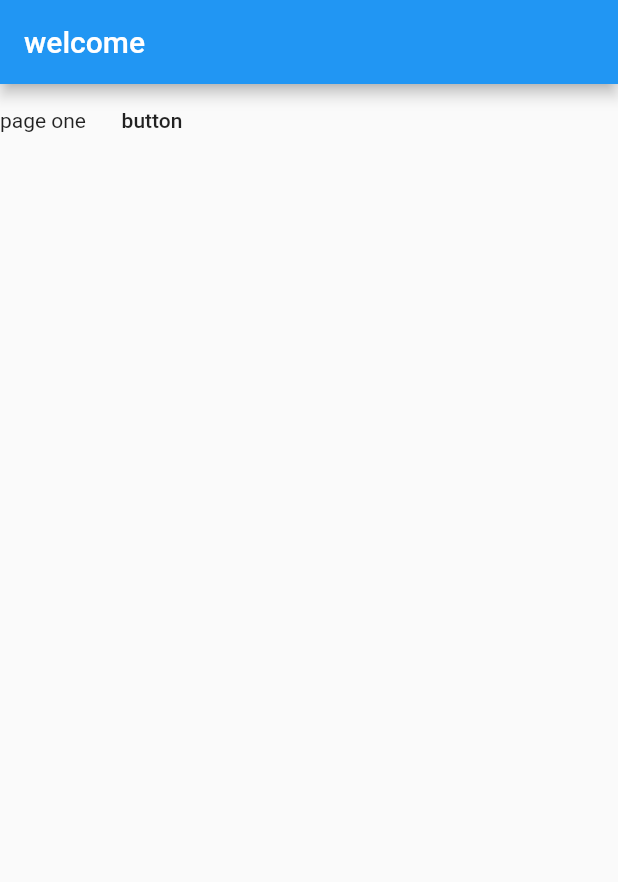
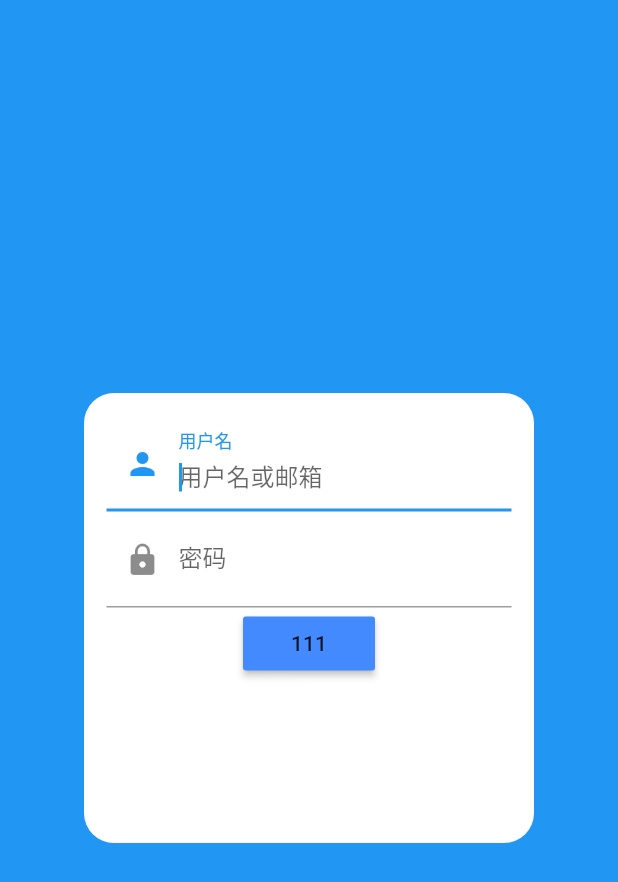
Before and after one commit to paul-xiao/box_flutter, a Flutter app: the screen it shows after launch, on a phone screen of 412 x 824 dp. Shown: the top 882 px of the screen. Run offline on Flutter 3.47's test engine with Material 2 defaults, Android fonts, the phone set to English and light mode, and no system bars; our stand-ins replace flutter_screenutil.

Commit message:
update:0710

```diff
--- a/lib/main.dart
+++ b/lib/main.dart
@@ -1,33 +1,19 @@
 import 'package:flutter/material.dart';
-import 'package:english_words/english_words.dart';
-import './index.dart';
+import './pages/index.dart';
+import './pages/signin.dart';
 
 void main() => runApp(new MyApp());
 
 class MyApp extends StatelessWidget {
   @override
   Widget build(BuildContext context) {
-    final wordPair = new WordPair.random();
     return new MaterialApp(
         title: 'Home',
-        home: new Scaffold(
-            appBar: new AppBar(title: new Text('welcome')),
-            body: new NewRoute()));
+        home: new IndexPage(),
+        routes: {
+          '/signin': (BuildContext context) => new SigninPage(),
+          '/home': (BuildContext context) => new IndexPage(),
+        },
+        initialRoute: '/signin');
   }
 }
-
-class NewRoute extends StatelessWidget {
-  @override
-  Widget build(BuildContext context) {
-    return Row(children: <Widget>[
-      new Text('page one'),
-      new FlatButton(
-          onPressed: () {
-            Navigator.push(context, MaterialPageRoute(builder: (context) {
-              return ComponentIndex();
-            }));
-          },
-          child: Text('button'))
-    ]);
-  }
-}
--- /dev/null
+++ b/lib/pages/signin.dart
@@ -0,0 +1,63 @@
+import 'package:flutter/material.dart';
+
+class SigninPage extends StatelessWidget {
+  @override
+  Widget build(BuildContext context) {
+    return Scaffold(
+        body: Row(
+      children: <Widget>[
+        Flex(
+          direction: Axis.vertical,
+          children: <Widget>[
+            Expanded(
+                child: Container(
+              width: MediaQuery.of(context).size.width,
+              color: Colors.blue,
+              child: Center(
+                child: Padding(
+                  padding: EdgeInsets.all(20),
+                  child: Container(
+                    height: 300,
+                    width: 300,
+                    decoration: BoxDecoration(
+                      borderRadius: BorderRadius.circular(20.0),
+                      color: Colors.white,
+                    ),
+                    child: Padding(
+                      padding: EdgeInsets.all(15.0),
+                      child: Column(
+                        children: <Widget>[
+                          TextField(
+                            autofocus: true,
+                            decoration: InputDecoration(
+                                labelText: "用户名",
+                                hintText: "用户名或邮箱",
+                                prefixIcon: Icon(Icons.person)),
+                          ),
+                          TextField(
+                            decoration: InputDecoration(
+                                labelText: "密码",
+                                hintText: "您的登录密码",
+                                prefixIcon: Icon(Icons.lock)),
+                            obscureText: true,
+                          ),
+                          RaisedButton(
+                            onPressed: () {
+                              print('object');
+                            },
+                            color: Colors.blueAccent,
+                            child: Text('111'),
+                          )
+                        ],
+                      ),
+                    ),
+                  ),
+                ),
+              ),
+            ))
+          ],
+        )
+      ],
+    ));
+  }
+}
```
Also changed, not shown: lib/components/clipper.dart (added, +27 -0 lines), lib/components/mydrawer.dart (added, +57 -0 lines), lib/counter.dart (deleted, +0 -117 lines), lib/index.dart (deleted, +0 -14 lines), lib/pages/index.dart (added, +61 -0 lines), lib/pages/list.dart (added, +25 -0 lines), lib/pages/me.dart (added, +25 -0 lines), lib/pages/travel.dart (added, +89 -0 lines), lib/utils/getDeviceInfo.dart (added, +58 -0 lines), pubspec.yaml (+5 -3 lines), pubspec.lock, 1 other file.
